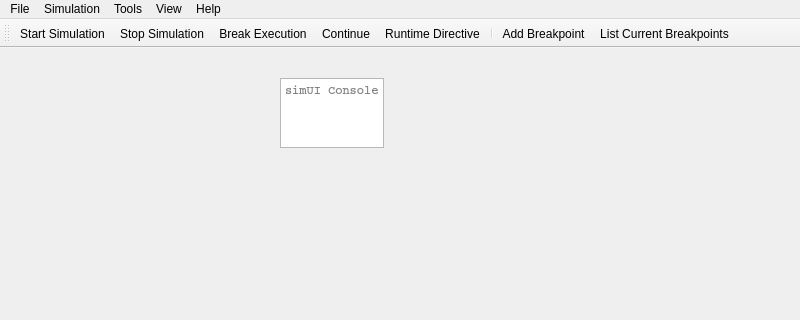
wchen329/mips-tools, file simUI/simui.ui: the form before one commit; both pictures show x 0 to 800 and y 0 to 320 of the 800 by 600 pixel window.
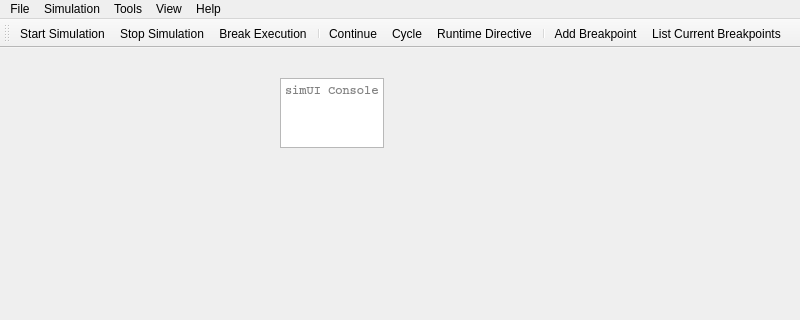
The form after the commit. Icons and pictures are not drawn.

Commit message: Add single cycle stepping to simUI, also fix process leak

```diff
--- a/simUI/simui.ui
+++ b/simUI/simui.ui
@@ -133,7 +133,9 @@
    <addaction name="actionStart_Simulation"/>
    <addaction name="actionStop_Simulation"/>
    <addaction name="actionBreak_Execution"/>
+   <addaction name="separator"/>
    <addaction name="actionContinue"/>
+   <addaction name="actionCycle"/>
    <addaction name="actionRuntime_Directive"/>
    <addaction name="separator"/>
    <addaction name="actionAdd_Breakpoint"/>
@@ -247,6 +249,15 @@
     <string>Continue</string>
    </property>
   </action>
+  <action name="actionCycle">
+   <property name="icon">
+    <iconset resource="simUIart.qrc">
+     <normaloff>:/icons/art/arrow-right.png</normaloff>:/icons/art/arrow-right.png</iconset>
+   </property>
+   <property name="text">
+    <string>Cycle</string>
+   </property>
+  </action>
  </widget>
  <layoutdefault spacing="6" margin="11"/>
  <resources>
```
Left out of the diff: 2 changed lines with no effect on the pictures. The commit also changes 7 other files.
